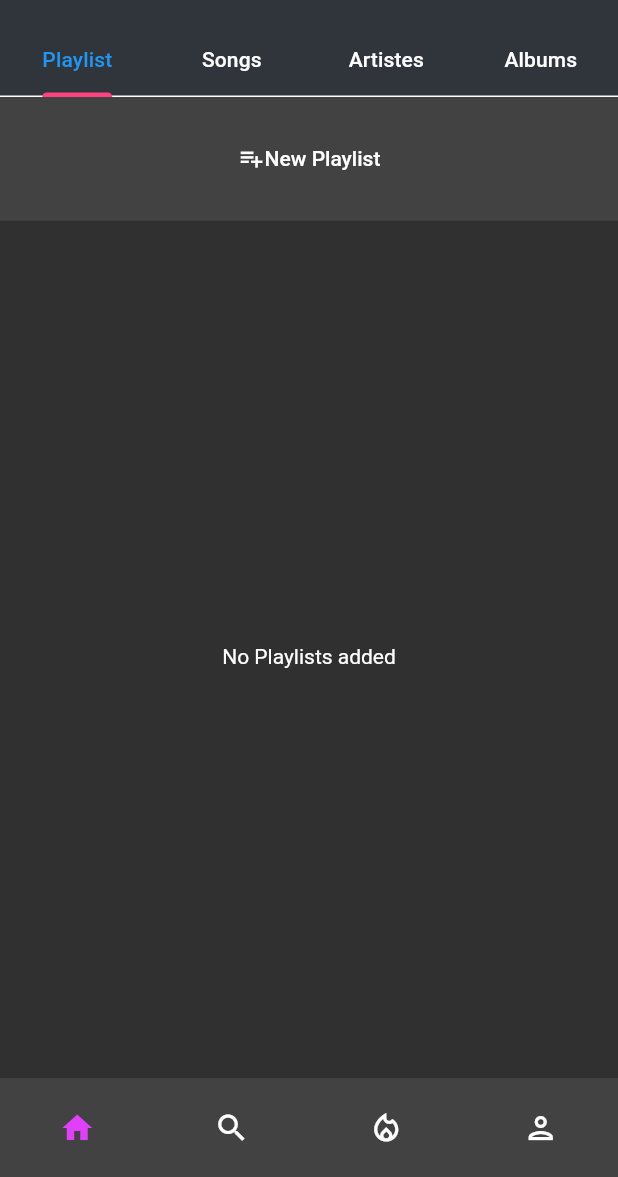
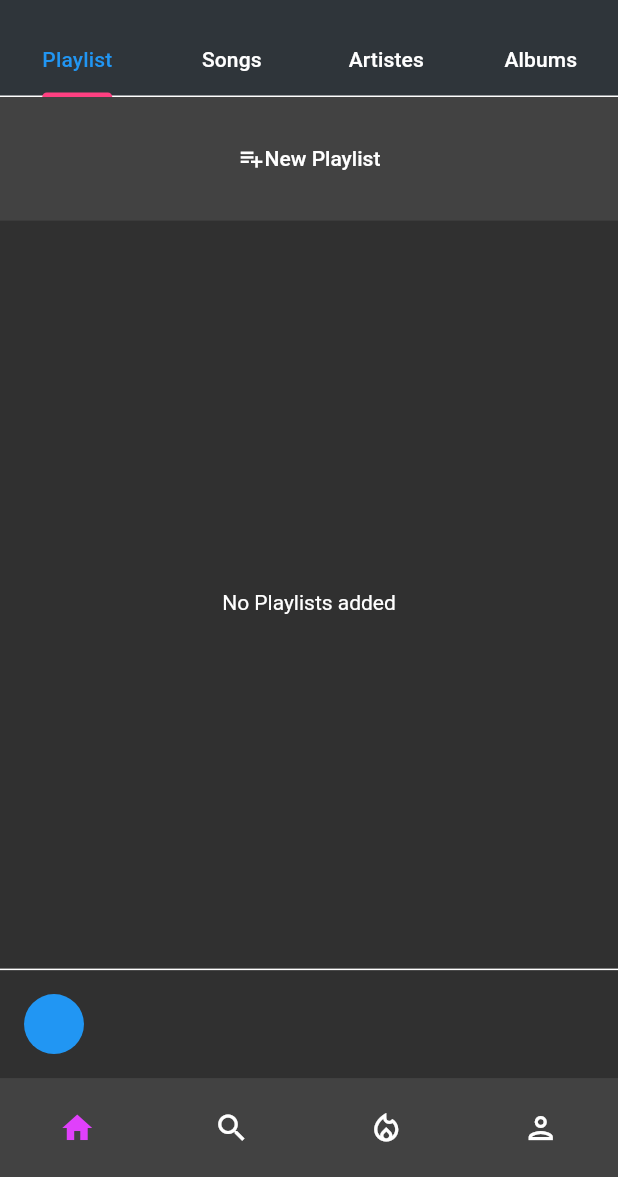
Before and after one commit to richprince23/Ramp, a Flutter app: the screen it shows after launch, on a phone screen of 412 x 824 dp, the part 59-1236 px from its top. Run offline on Flutter 3.47's test engine with Material 2 defaults, Android fonts, the phone set to English and light mode, and no system bars; our stand-ins replace audio_video_progress_bar, get, just_audio, on_audio_query, permission_handler, rxdart; missing offline and left inert: on_audio_room.

Commit message:
allsongs play works

```diff
--- a/lib/controllers/songController.dart
+++ b/lib/controllers/songController.dart
@@ -1,6 +1,7 @@
 import 'package:get/get.dart';
 import 'package:just_audio/just_audio.dart';
 import 'package:on_audio_query/on_audio_query.dart';
+import 'package:ramp/vars.dart';
 
 // class songController extends GetxController {
 // bool isPlaying = false;
@@ -13,6 +14,7 @@ ConcatenatingAudioSource enqueue(List<SongModel>? data) {
 
   for (SongModel song in data!) {
     sources.add(AudioSource.uri(Uri.parse(song.uri!)));
+    queue.add(song);
   }
   return ConcatenatingAudioSource(children: sources);
 }
--- a/lib/screens/main_screen.dart
+++ b/lib/screens/main_screen.dart
@@ -5,6 +5,7 @@ import 'package:flutter/material.dart';
 import 'package:get/get.dart';
 import 'package:on_audio_query/on_audio_query.dart';
 import 'package:ramp/api/audio_query.dart';
+import 'package:ramp/screens/playing_bar.dart';
 import 'package:ramp/vars.dart';
 import '../controllers/songController.dart';
 import '../styles/style.dart';
@@ -106,6 +107,9 @@ class _MainScreenState extends State<MainScreen> {
       //     // track: curTrack,
       //     ),
       // persistentFooterButtons: [NowPlayingPanel()],
+      persistentFooterButtons: [
+        PlayingBar(),
+      ],
     );
   }
 }
--- a/lib/screens/playing_bar.dart
+++ b/lib/screens/playing_bar.dart
@@ -0,0 +1,41 @@
+import 'package:flutter/material.dart';
+import 'package:get/get.dart';
+import 'package:on_audio_query/on_audio_query.dart';
+import 'package:provider/provider.dart';
+import 'package:ramp/api/audio_query.dart';
+import 'package:ramp/controllers/song_provider.dart';
+import 'package:ramp/screens/now_playing.dart';
+import 'package:ramp/vars.dart';
+
+class PlayingBar extends StatefulWidget {
+  const PlayingBar({super.key});
+
+  @override
+  State<PlayingBar> createState() => _PlayingBarState();
+}
+
+class _PlayingBarState extends State<PlayingBar> {
+  @override
+  Widget build(BuildContext context) {
+    return InkWell(
+      onTap: () => Get.to(() => NowPlayingScreen()),
+      child: Container(
+        padding: const EdgeInsets.all(8),
+        child: Row(
+          children: [
+            SizedBox(
+              width: 40,
+              height: 40,
+              child: curTrack != null
+                  ? CircleAvatar(
+                      child: QueryArtworkWidget(
+                          type: ArtworkType.AUDIO, id: curTrack!.id),
+                    )
+                  : CircleAvatar(),
+            ),
+          ],
+        ),
+      ),
+    );
+  }
+}
```
Also changed, not shown: lib/controllers/song_provider.dart (+11 -1 lines), lib/main.dart (+8 -1 lines), lib/screens/all_songs.dart (+9 -6 lines), lib/screens/now_playing.dart (+46 -26 lines).
